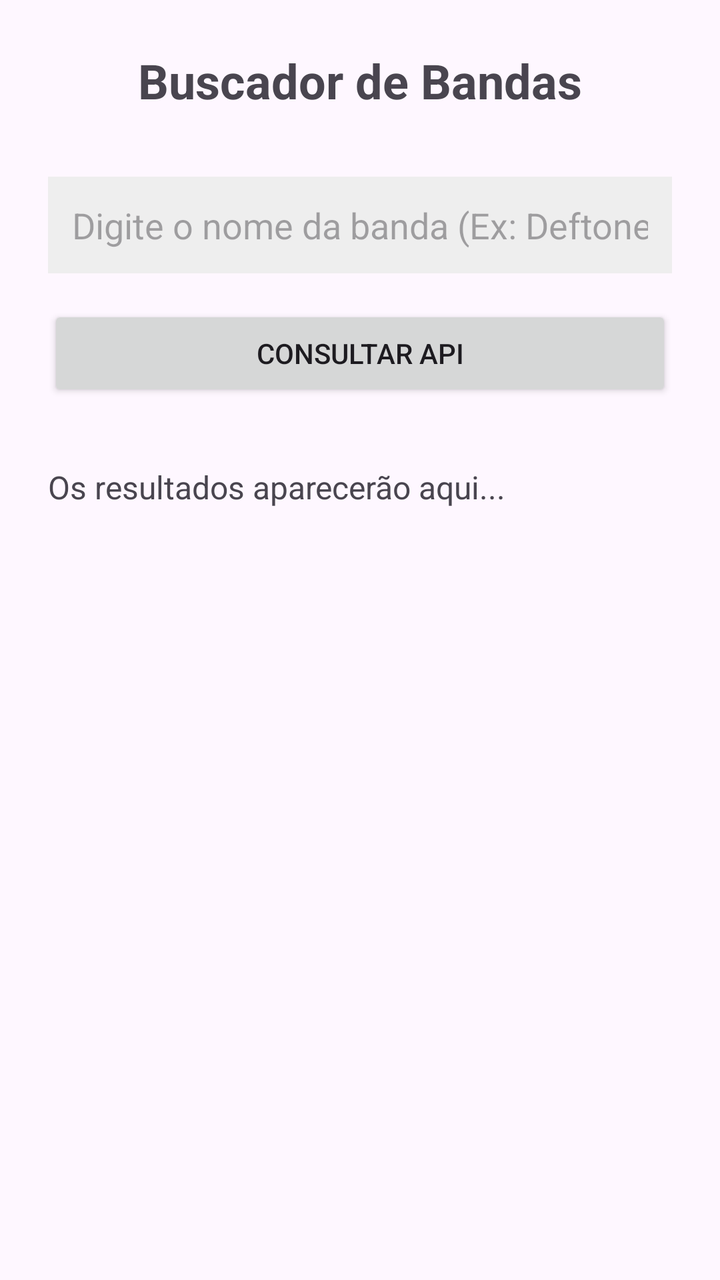
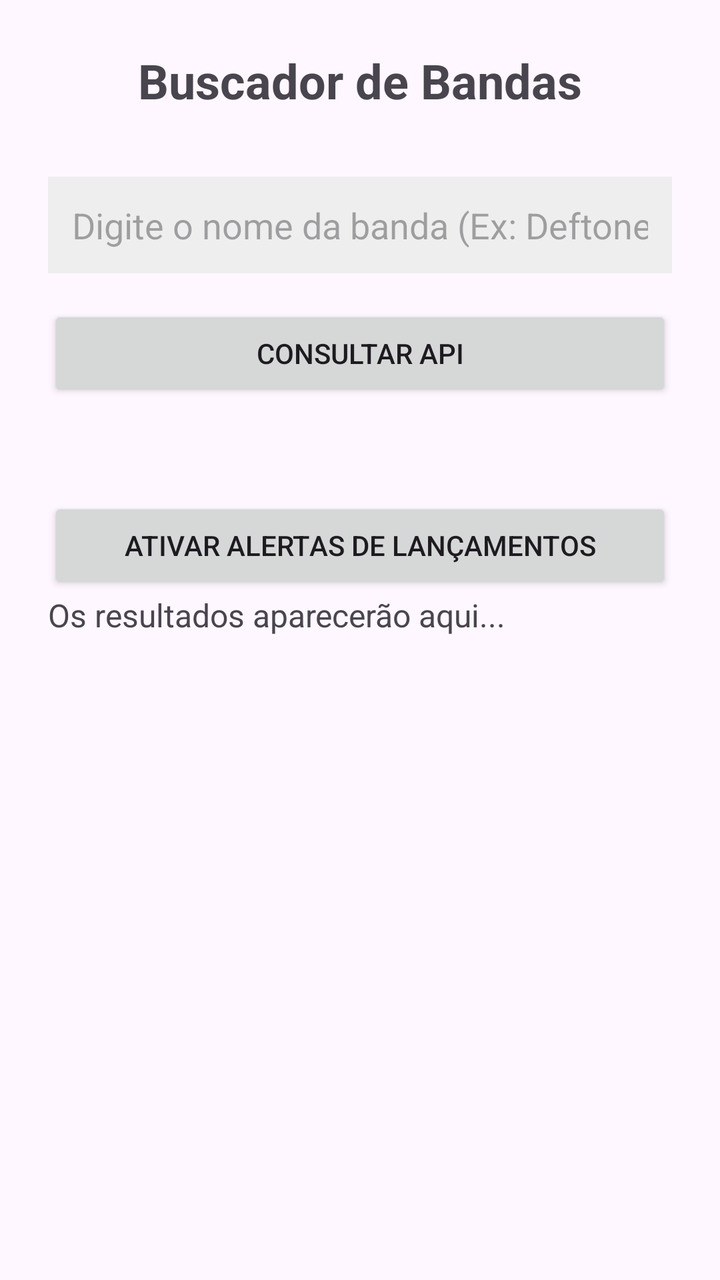

Compare the two renders of this Android layout. The source of the first and the diff that turns it into the second are given below.
<!-- AndroidManifest.xml: application theme Theme.MiniAppMusica -->
<!-- res/layout/activity_main.xml -->
<?xml version="1.0" encoding="utf-8"?>
<LinearLayout
    xmlns:android="http://schemas.android.com/apk/res/android"
    android:layout_width="match_parent"
    android:layout_height="match_parent"
    android:orientation="vertical"
    android:padding="24dp"
    android:gravity="center_horizontal">

    <TextView
        android:layout_width="wrap_content"
        android:layout_height="wrap_content"
        android:text="Buscador de Bandas"
        android:textSize="24sp"
        android:textStyle="bold"
        android:layout_marginBottom="32dp" />

    <EditText
        android:id="@+id/etBanda"
        android:layout_width="match_parent"
        android:layout_height="wrap_content"
        android:hint="Digite o nome da banda (Ex: Deftones, Jorge Ben)"
        android:inputType="text"
        android:padding="12dp"
        android:background="#EEEEEE"
        android:layout_marginBottom="16dp" />

    <Button
        android:id="@+id/btnBuscar"
        android:layout_width="match_parent"
        android:layout_height="wrap_content"
        android:text="Consultar API"
        android:layout_marginBottom="32dp" />

    <TextView
        android:id="@+id/tvResultado"
        android:layout_width="match_parent"
        android:layout_height="wrap_content"
        android:text="Os resultados aparecerão aqui..."
        android:textSize="16sp"
        android:lineSpacingExtra="4dp" />

</LinearLayout>
<!-- resources referenced by this layout -->
<resources>
  <style name="Theme.MiniAppMusica" parent="Base.Theme.MiniAppMusica" />
  <style name="Base.Theme.MiniAppMusica" parent="Theme.Material3.DayNight.NoActionBar">
          
          
      </style>
</resources>

<!-- the commit's change to res/layout/activity_main.xml (unified diff, before → after) -->
@@ -32,6 +32,13 @@
         android:text="Consultar API"
         android:layout_marginBottom="32dp" />
 
+    <Button
+        android:id="@+id/btnNotificacao"
+        android:layout_width="match_parent"
+        android:layout_height="wrap_content"
+        android:text="Ativar Alertas de Lançamentos"
+        android:layout_marginTop="16dp" />
+
     <TextView
         android:id="@+id/tvResultado"
         android:layout_width="match_parent"
